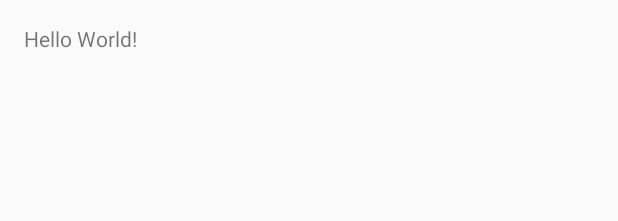
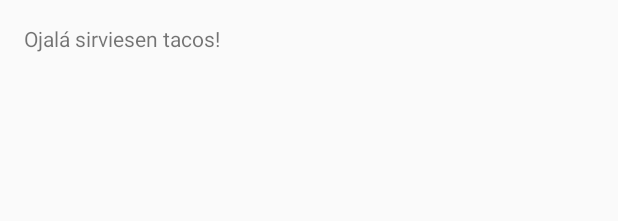
Before and after one commit to mlmosteiro/Yummi, an Android app: the layout fragment_main.xml on its own in the app's theme, with its tools: preview values and no code run, on a phone screen of 412 x 824 dp. Shown: the top 221 px of the screen. Run offline under Robolectric (Android 15) with nearby library versions, the phone set to English and light mode, and no system bars.

Commit message:
Prueba para ver que esto va bien...

```diff
--- a/app/src/main/res/layout/fragment_main.xml
+++ b/app/src/main/res/layout/fragment_main.xml
@@ -6,7 +6,7 @@
     android:paddingBottom="@dimen/activity_vertical_margin" tools:showIn="@layout/activity_main"
     tools:context=".MainActivityFragment">
 
-    <TextView android:text="Hello World!" android:layout_width="wrap_content"
+    <TextView android:text="Ojalá sirviesen tacos!" android:layout_width="wrap_content"
         android:layout_height="wrap_content" />
 
 </RelativeLayout>
```
Also changed, not shown: 1 other file.
